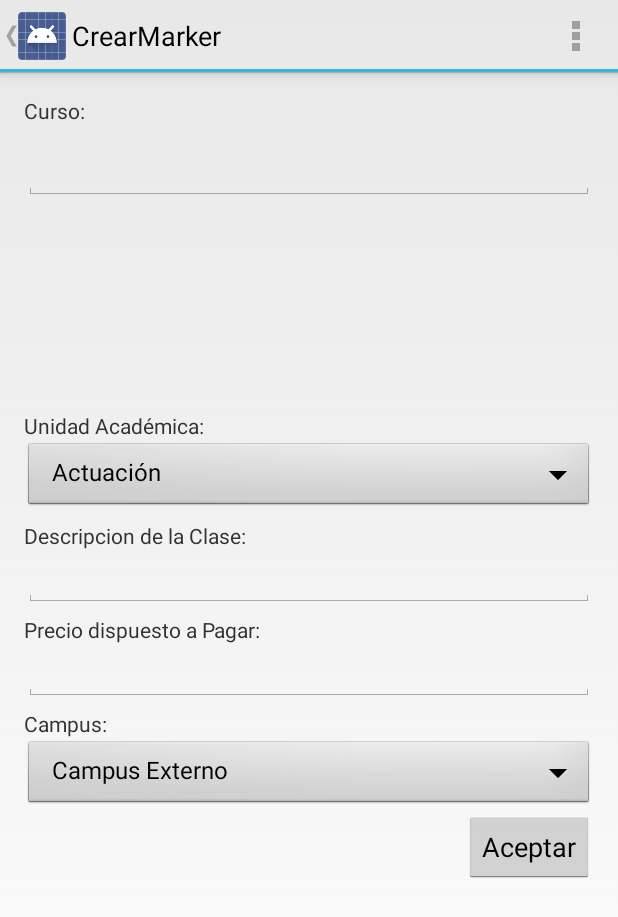
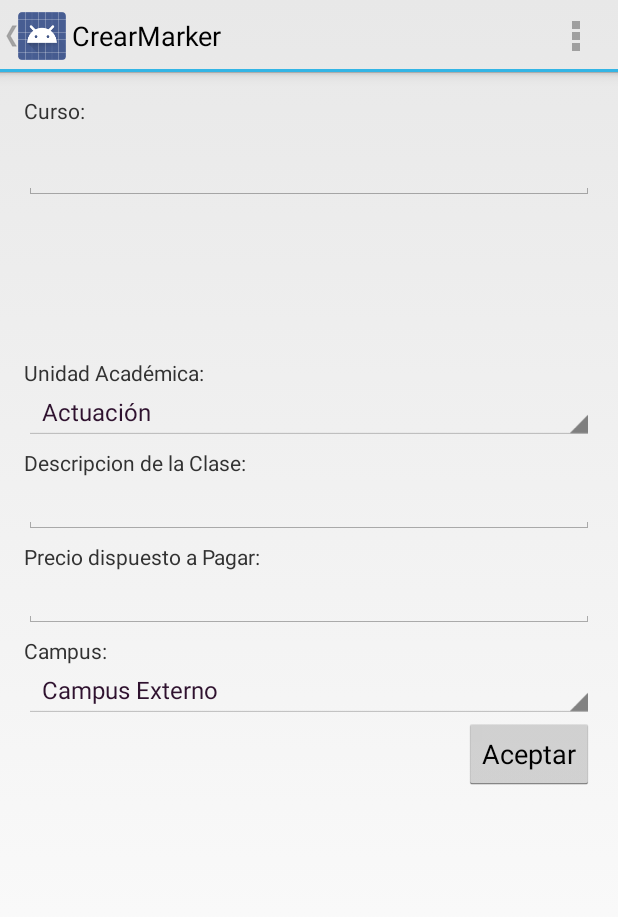
Before and after one commit to C-Aguirre017/Book-It, an Android app: the CrearMarker screen opened directly, with no data from a screen before it, on a phone screen of 412 x 824 dp. Shown: the top 917 px of the screen. Run offline under Robolectric (Android 15) with nearby library versions, the phone set to English and light mode, and no system bars.

Commit message:
Mejora en el diseño

```diff
--- a/Aplicacion Android Studio/app/src/main/java/proyecto/proyectobookit/Central.java
+++ b/Aplicacion Android Studio/app/src/main/java/proyecto/proyectobookit/Central.java
@@ -19,6 +19,7 @@ import android.os.Bundle;
 import android.text.Editable;
 import android.text.TextWatcher;
 import android.util.Log;
+import android.view.KeyEvent;
 import android.view.Menu;
 import android.view.MenuItem;
 import android.view.View;
@@ -159,6 +160,11 @@ public class Central extends Activity implements GoogleMap.OnMapClickListener, G
         }
     }
 
+    @Override
+    protected void onStart() {
+        super.onStart();
+    }
+
     private void setupDrawer() {
         mDrawerToggle = new ActionBarDrawerToggle(this, drawerLayout,
                 R.string.drawer_open, R.string.drawer_close) {
@@ -260,6 +266,7 @@ public class Central extends Activity implements GoogleMap.OnMapClickListener, G
             EditText_Search.setText( "" );
         }
     }
+
 
     //De Google Map
 
@@ -735,6 +742,14 @@ public class Central extends Activity implements GoogleMap.OnMapClickListener, G
             else{
                 Toast.makeText(getBaseContext(),"Ocurrio un Error", Toast.LENGTH_LONG).show();
             }
+
+            if (Build.VERSION.SDK_INT >= 11) {
+                //--post GB use serial executor by default --
+                new HttpAsyncTask().executeOnExecutor(AsyncTask.THREAD_POOL_EXECUTOR,"http://pinit-api.herokuapp.com/pins.json");
+            } else {
+                //--GB uses ThreadPoolExecutor by default--
+                new HttpAsyncTask().execute("http://pinit-api.herokuapp.com/pins.json");
+            }
         }
     }
 
--- a/Aplicacion Android Studio/app/src/main/java/proyecto/proyectobookit/CrearMarker.java
+++ b/Aplicacion Android Studio/app/src/main/java/proyecto/proyectobookit/CrearMarker.java
@@ -2,11 +2,14 @@ package proyecto.proyectobookit;
 
 import android.app.ActionBar;
 import android.app.Activity;
+import android.app.AlertDialog;
+import android.content.DialogInterface;
 import android.content.Intent;
 import android.os.Bundle;
 import android.support.v4.app.NavUtils;
 import android.text.Editable;
 import android.text.TextWatcher;
+import android.view.KeyEvent;
 import android.view.Menu;
 import android.view.MenuItem;
 import android.view.View;
@@ -119,4 +122,32 @@ public class CrearMarker extends Activity {
         this.finish();
     }
 
+    /*
+    @Override
+    public boolean onKeyDown(int keyCode, KeyEvent event) {
+
+        if (keyCode == KeyEvent.KEYCODE_BACK) {
+
+            new AlertDialog.Builder(this)
+                    .setIcon(android.R.drawable.ic_dialog_alert)
+                    .setTitle("Salir")
+                    .setMessage("Estás seguro?")
+                    .setNegativeButton(android.R.string.cancel, null)//sin listener
+                    .setPositiveButton(android.R.string.ok, new DialogInterface.OnClickListener() {//un listener que al pulsar, cierre la aplicacion
+                        @Override
+                        public void onClick(DialogInterface dialog, int which){
+                            //Salir
+
+                        }
+                    })
+                    .show();
+            this.finish();
+
+            // Si el listener devuelve true, significa que el evento esta procesado, y nadie debe hacer nada mas
+            return true;
+        }
+        //para las demas cosas, se reenvia el evento al listener habitual
+        return super.onKeyDown(keyCode, event);
+    }*/
+
 }
--- a/Aplicacion Android Studio/app/src/main/java/proyecto/proyectobookit/Help.java
+++ b/Aplicacion Android Studio/app/src/main/java/proyecto/proyectobookit/Help.java
@@ -39,35 +39,6 @@ public class Help extends Activity {
         return super.onOptionsItemSelected(item);
     }
 
-    	/*
-	@Override
-	public boolean onKeyDown(int keyCode, KeyEvent event) {
-
-	  if (keyCode == KeyEvent.KEYCODE_BACK) {
-
-	  /*  new AlertDialog.Builder(this)
-	      .setIcon(android.R.drawable.ic_dialog_alert)
-	      .setTitle("Salir")
-	      .setMessage("Estás seguro?")
-	      .setNegativeButton(android.R.string.cancel, null)//sin listener
-	      .setPositiveButton(android.R.string.ok, new DialogInterface.OnClickListener() {//un listener que al pulsar, cierre la aplicacion
-	        @Override
-	        public void onClick(DialogInterface dialog, int which){
-	          //Salir
-
-	        }
-	      })
-	      .show();
-		  this.finish();
-
-	    // Si el listener devuelve true, significa que el evento esta procesado, y nadie debe hacer nada mas
-	    return true;
-	  }
-	//para las demas cosas, se reenvia el evento al listener habitual
-	  return super.onKeyDown(keyCode, event);
-	}
-	*/
-
 
     public void Prueba(View v){
         this.finish();
--- a/Aplicacion Android Studio/app/src/main/res/drawable/rounded_button.xml
+++ b/Aplicacion Android Studio/app/src/main/res/drawable/rounded_button.xml
@@ -1,11 +1,11 @@
 <?xml version="1.0" encoding="utf-8"?>
 <!--  res/drawable/rounded_edittext.xml -->
-	<shape xmlns:android="http://schemas.android.com/apk/res/android"
+<shape xmlns:android="http://schemas.android.com/apk/res/android"
 			android:shape="rectangle" android:padding="10dp"
 			>
-<solid android:color="#FF7300"/>
+<stroke android:width="1px" android:color="#000000" />
   <!-- <gradient android:startColor="#FF7300" android:endColor="#FFA500" android:angle="270" /> -->
-  	  <corners
+ <corners
    		  android:bottomRightRadius="15dp"
    		  android:bottomLeftRadius="15dp"
  		  android:topLeftRadius="15dp"
--- a/Aplicacion Android Studio/app/src/main/res/layout/activity_crear_marker.xml
+++ b/Aplicacion Android Studio/app/src/main/res/layout/activity_crear_marker.xml
@@ -9,6 +9,14 @@
     android:orientation="vertical"
     tools:context="com.example.aplicacionbookit.CrearMarker"
     android:weightSum="1">
+
+    <ScrollView
+        android:layout_width="fill_parent"
+        android:layout_height="fill_parent">
+        <LinearLayout
+            android:layout_width="fill_parent"
+            android:layout_height="fill_parent"
+            android:orientation="vertical">
 
                     <TextView
                         android:id="@+id/crearmarker_labelsearch"
@@ -43,7 +51,6 @@
                         android:layout_width="match_parent"
                         android:layout_height="wrap_content"
                         android:paddingTop="5dp"
-        android:background="@android:drawable/btn_dropdown"
                         android:spinnerMode="dropdown"/>
 
                     <TextView
@@ -86,7 +93,6 @@
                         android:layout_width="match_parent"
                         android:layout_height="wrap_content"
                         android:paddingTop="5dp"
-        android:background="@android:drawable/btn_dropdown"
                         android:spinnerMode="dropdown"/>
 
                     <Button
@@ -96,5 +102,7 @@
                         android:onClick="Aceptar"
                         android:text="Aceptar"
                         android:layout_gravity="end"/>
+            </LinearLayout>
+    </ScrollView>
 
 </LinearLayout>
--- a/Aplicacion Android Studio/app/src/main/res/values-v11/styles.xml
+++ b/Aplicacion Android Studio/app/src/main/res/values-v11/styles.xml
@@ -1,5 +1,39 @@
 <resources>
 
-    <style name="AppTheme" parent="android:Theme.Holo.Light" />
+    <style name="AppTheme"
+        parent="android:Theme.Holo.Light">
+        <item name="android:actionBarStyle">@style/MyActionBar</item>
+        <item name="android:spinnerItemStyle">@style/SpinnerItem</item>
+        <item name="android:popupMenuStyle">@style/PopupMenu</item>
+        <item name="android:dropDownListViewStyle">@style/DropDownListView</item>
+        <item name="android:spinnerDropDownItemStyle">@style/DropDownItem</item>
+        <item name="android:button">@style/ButtonView</item>
+    </style>
+
+    <style name="MyActionBar"
+        parent="android:Widget.Holo.Light.ActionBar">
+    </style>
+
+    <style name="PopupMenu" parent="@android:style/Widget.Holo.ListPopupWindow">
+    </style>
+
+    <style name="DropDownListView" parent="@android:style/Widget.Holo.ListView.DropDown">
+        <item name="android:textColor">#ff2f122f</item>
+    </style>
+
+    <style name="SpinnerItem" parent="@android:style/Widget.Holo.TextView.SpinnerItem">
+        <item name="android:textAppearance">?android:attr/textAppearanceInverse</item>
+        <item name="android:textColor">#ff2f122f</item>
+    </style>
+
+    <style name="DropDownItem" parent="@android:style/Widget.Holo.Light.DropDownItem.Spinner">
+        <item name="android:textAppearance">?android:attr/textAppearanceInverse</item>
+        <item name="android:textColor">#ff2f122f</item>
+    </style>
+
+    <style name="ButtonView" parent="android:Widget.Holo.Light.Button">
+    </style>
+
+    <style name="AlertDialog_Theme"></style>
 
 </resources>
--- a/Aplicacion Android Studio/app/src/main/res/values-v14/styles.xml
+++ b/Aplicacion Android Studio/app/src/main/res/values-v14/styles.xml
@@ -3,10 +3,56 @@
     <style name="AppTheme"
         parent="android:Theme.Holo.Light">
         <item name="android:actionBarStyle">@style/MyActionBar</item>
+        <item name="android:spinnerItemStyle">@style/SpinnerItem</item>
+        <item name="android:popupMenuStyle">@style/PopupMenu</item>
+        <item name="android:dropDownListViewStyle">@style/DropDownListView</item>
+        <item name="android:spinnerDropDownItemStyle">@style/DropDownItem</item>
+        <item name="android:button">@style/ButtonView</item>
+        <!--<item name="android:alertDialogTheme">@style/AlertDialog_Theme</item>-->
      </style>
 
     <style name="MyActionBar"
         parent="android:Widget.Holo.Light.ActionBar">
     </style>
 
+    <style name="PopupMenu" parent="@android:style/Widget.Holo.ListPopupWindow">
+    </style>
+
+    <style name="DropDownListView" parent="@android:style/Widget.Holo.ListView.DropDown">
+        <item name="android:textColor">#ff2f122f</item>
+    </style>
+
+    <style name="SpinnerItem" parent="@android:style/Widget.Holo.TextView.SpinnerItem">
+        <item name="android:textAppearance">?android:attr/textAppearanceInverse</item>
+        <item name="android:textColor">#ff2f122f</item>
+    </style>
+
+    <style name="DropDownItem" parent="@android:style/Widget.Holo.Light.DropDownItem.Spinner">
+        <item name="android:textAppearance">?android:attr/textAppearanceInverse</item>
+        <item name="android:textColor">#ff2f122f</item>
+    </style>
+
+    <style name="ButtonView" parent="android:Widget.Holo.Light.Button">
+    </style>
+
+    <style name="AlertDialog_Theme" parent="@android:style/Holo.Light.ButtonBar.AlertDialog">
+        <item name="android:windowBackground">@android:color/transparent</item>
+        <item name="android:windowTitleStyle">@style/MyAlertDialogTitle</item>
+        <item name="android:windowContentOverlay">@null</item>
+        <item name="android:windowMinWidthMajor">@android:dimen/dialog_min_width_major</item>
+        <item name="android:windowMinWidthMinor">@android:dimen/dialog_min_width_minor</item>
+        <item name="android:windowIsFloating">true</item>
+        <!-- If you don't want your own button bar style use
+
+                and
+                ?android:attr/borderlessButtonStyle
+             instead of @style/MyButtonBar and @style/MyBorderlessButton -->
+    </style>
+
+
+    <style name="MyAlertDialogTitle">
+        <item name="android:maxLines">1</item>
+        <item name="android:scrollHorizontally">true</item>
+    </style>
+
 </resources>
```
Lines whose indentation alone changed are shown as unchanged.
